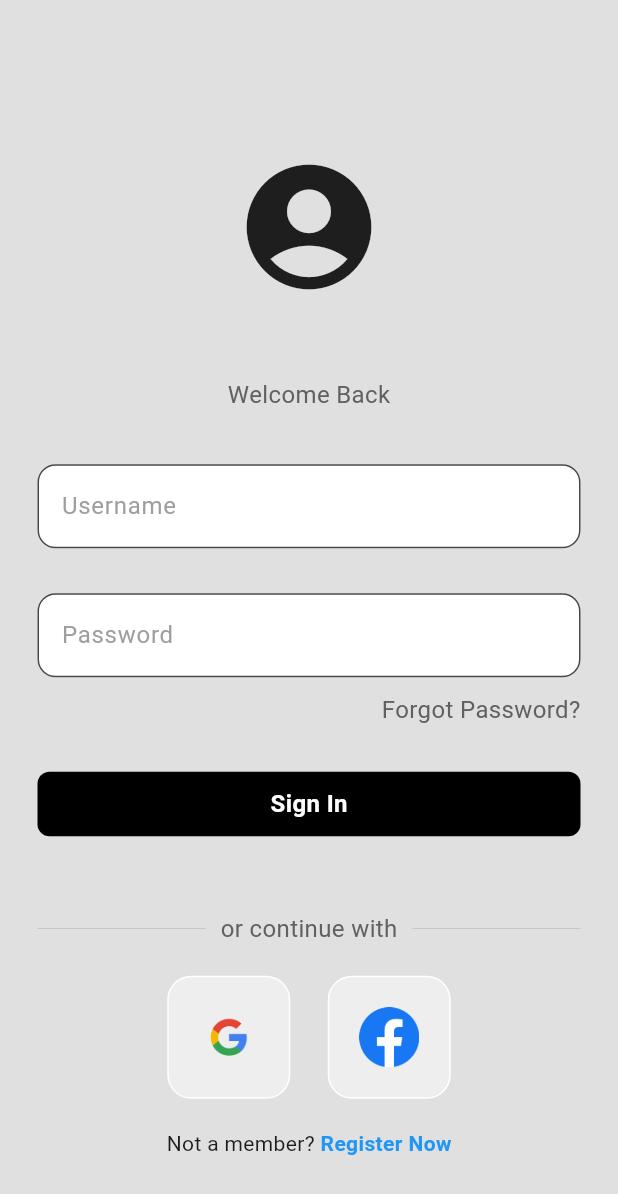
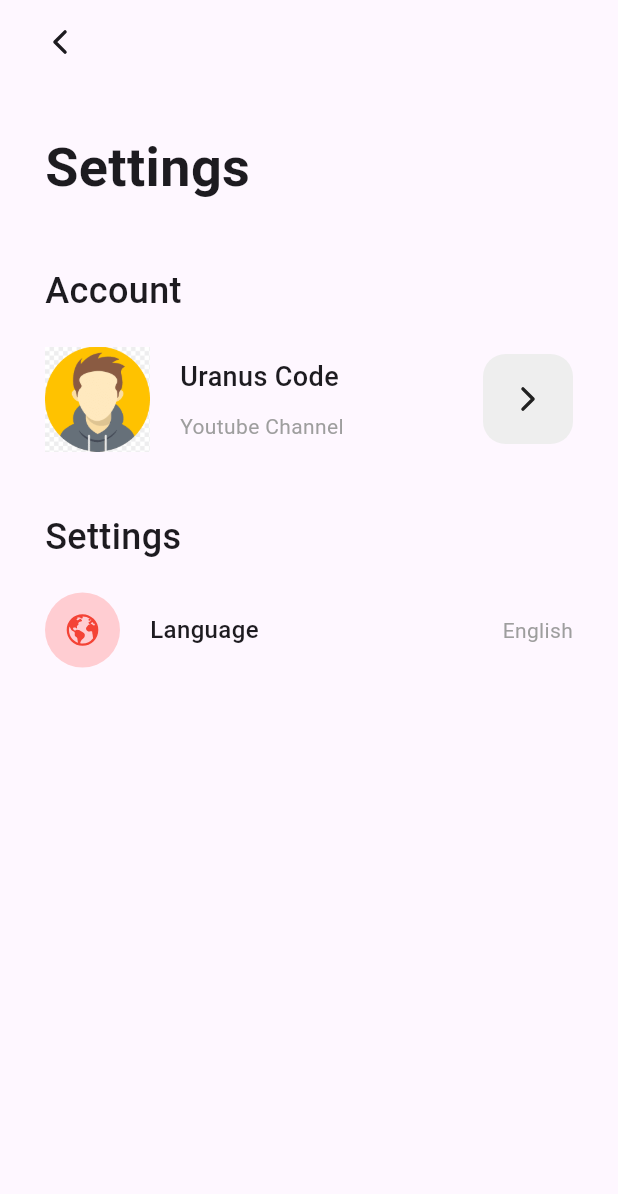
Before and after one commit to Ranuli-w/Sheildy, a Flutter app: the screen it shows after launch, on a phone screen of 412 x 824 dp. Shown: the top 1194 px of the screen. Run offline on Flutter 3.47's test engine with Material 3 defaults, Android fonts, the phone set to English and light mode, and no system bars; our stand-ins replace firebase_core, flutter_vector_icons; accounts and stored records are empty.

Commit message:
.vscode/settings.json         android/build.gradle         lib/main.dart         pubspec.lock         pubspec.yaml

```diff
--- a/lib/main.dart
+++ b/lib/main.dart
@@ -1,12 +1,13 @@
 import 'package:flutter/material.dart';
+import 'package:shieldy/pages/account_screen.dart';
 import 'pages/login_page.dart';
 import 'package:firebase_core/firebase_core.dart';
 import 'firebase_options.dart';
 
-void main() async{
+void main() async {
   WidgetsFlutterBinding.ensureInitialized();
   await Firebase.initializeApp(
-        options: DefaultFirebaseOptions.currentPlatform,
+    options: DefaultFirebaseOptions.currentPlatform,
   );
   runApp(const MyApp());
 }
@@ -19,7 +20,8 @@ class MyApp extends StatelessWidget {
   Widget build(BuildContext context) {
     return MaterialApp(
       debugShowCheckedModeBanner: false,
-      home: LoginPage(),
+      //home: LoginPage(),
+      home: AccountScreen(key: Key('account_screen')),
     );
   }
 }
--- /dev/null
+++ b/lib/pages/account_screen.dart
@@ -0,0 +1,129 @@
+import 'package:flutter/material.dart';
+import 'package:flutter_vector_icons/flutter_vector_icons.dart';
+
+class AccountScreen extends StatefulWidget {
+  const AccountScreen({Key? key}) : super(key: key);
+
+  @override
+  State<AccountScreen> createState() => _AccountScreenState();
+}
+
+class _AccountScreenState extends State<AccountScreen> {
+  bool isDarkMode = false;
+
+  @override
+  Widget build(BuildContext context) {
+    return Scaffold(
+      appBar: AppBar(
+        leading: IconButton(
+          onPressed: () {},
+          icon: const Icon(Ionicons.chevron_back_outline),
+        ),
+        leadingWidth: 80,
+      ),
+      body: SingleChildScrollView(
+        child: Padding(
+          padding: const EdgeInsets.all(30),
+          child: Column(
+            crossAxisAlignment: CrossAxisAlignment.start,
+            children: [
+              const Text(
+                "Settings",
+                style: TextStyle(
+                  fontSize: 36,
+                  fontWeight: FontWeight.bold,
+                ),
+              ),
+              const SizedBox(height: 40),
+              const Text(
+                "Account",
+                style: TextStyle(
+                  fontSize: 24,
+                  fontWeight: FontWeight.w500,
+                ),
+              ),
+              const SizedBox(height: 20),
+              SizedBox(
+                width: double.infinity,
+                child: Row(
+                  children: [
+                    Image.asset("assets/avatar.png", width: 70, height: 70),
+                    const SizedBox(width: 20),
+                    const Column(
+                      crossAxisAlignment: CrossAxisAlignment.start,
+                      children: [
+                        Text(
+                          "Uranus Code",
+                          style: TextStyle(
+                            fontSize: 18,
+                            fontWeight: FontWeight.w500,
+                          ),
+                        ),
+                        SizedBox(height: 10),
+                        Text(
+                          "Youtube Channel",
+                          style: TextStyle(
+                            fontSize: 14,
+                            color: Colors.grey,
+                          ),
+                        ),
+                      ],
+                    ),
+                    const Spacer(),
+                    Container(
+                      width: 60,
+                      height: 60,
+                      decoration: BoxDecoration(
+                        color: Colors.grey[200],
+                        borderRadius: BorderRadius.circular(15),
+                      ),
+                      child: const Icon(Ionicons.chevron_forward_outline),
+                    ),
+                  ],
+                ),
+              ),
+              const SizedBox(height: 40),
+              Text(
+                "Settings",
+                style: TextStyle(
+                  fontSize: 24,
+                  fontWeight: FontWeight.w500,
+                ),
+              ),
+              const SizedBox(height: 20),
+              Container(
+                  width: double.infinity,
+                  child: Row(
+                    children: [
+                      Container(
+                        height: 50,
+                        width: 50,
+                        decoration: BoxDecoration(
+                            shape: BoxShape.circle, color: Colors.red.shade100),
+                        child: Icon(
+                          Ionicons.earth,
+                          color: Colors.red,
+                        ),
+                      ),
+                      const SizedBox(width: 20),
+                      Text(
+                        "Language",
+                        style: TextStyle(
+                          fontSize: 16,
+                          fontWeight: FontWeight.w500,
+                        ),
+                      ),
+                      const Spacer(),
+                      Text(
+                        "English",
+                        style: TextStyle(fontSize: 14, color: Colors.grey),
+                      ),
+                    ],
+                  ))
+            ],
+          ),
+        ),
+      ),
+    );
+  }
+}
--- a/pubspec.yaml
+++ b/pubspec.yaml
@@ -31,10 +31,12 @@ dependencies:
   firebase_core: ^2.25.4
   flutter:
     sdk: flutter
+  flutter_vector_icons: 2.0.0
+  cupertino_icons: ^1.0.2
 
   # The following adds the Cupertino Icons font to your application.
   # Use with the CupertinoIcons class for iOS style icons.
-  cupertino_icons: ^1.0.2
+
 
 dev_dependencies:
   flutter_test:
@@ -60,7 +62,7 @@ flutter:
 
   # To add assets to your application, add an assets section, like this:
   assets:
-    - images/
+    - assets/
   #   - images/a_dot_ham.jpeg
 
   # An image asset can refer to one or more resolution-specific "variants", see
```
Also changed, not shown: assets/avatar.png (added), pubspec.lock, 1 other file.
